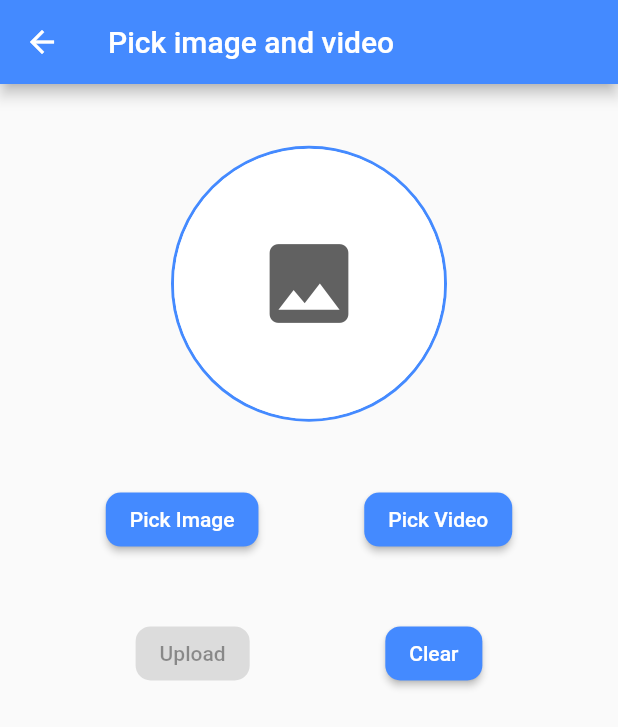
After one commit to Ambibuzz/ebuzz, a Flutter app: the FileUpload screen opened directly, after a tap on "Pick Image", on a phone screen of 412 x 824 dp. The commit adds this screen. Shown: the top 727 px of the screen. Run offline on Flutter 3.47's test engine with Material 2 defaults, Android fonts, the phone set to English and light mode, and no system bars; our stand-ins replace dio, flutter_spinkit, flutter_typeahead, fluttertoast, get, image_picker and 1 more; missing offline and left inert: autocomplete_textfield, flutter_barcode_scanner, thumbnails; accounts and stored records are empty.

Commit message:
file upload and api 30 support

```diff
--- /dev/null
+++ b/lib/common/round_button.dart
@@ -0,0 +1,32 @@
+import 'package:flutter/material.dart';
+
+class RoundButton extends StatefulWidget {
+  final Function onPressed;
+  final Widget child;
+  final Color primaryColor;
+  final Color onPrimaryColor;
+  const RoundButton(
+      {@required this.onPressed,
+      @required this.child,
+      @required this.primaryColor,
+      @required this.onPrimaryColor});
+
+  @override
+  _RoundButtonState createState() => _RoundButtonState();
+}
+
+class _RoundButtonState extends State<RoundButton> {
+  @override
+  Widget build(BuildContext context) {
+    return ElevatedButton(
+      onPressed: widget.onPressed,
+      child: widget.child,
+      style: ElevatedButton.styleFrom(
+        primary: widget.primaryColor,
+        onPrimary: widget.onPrimaryColor,
+        shape: const RoundedRectangleBorder(
+            borderRadius: BorderRadius.all(Radius.circular(10))),
+      ),
+    );
+  }
+}
--- a/lib/exception/custom_exception.dart
+++ b/lib/exception/custom_exception.dart
@@ -12,7 +12,7 @@ exception(e) {
     if (e is DioError) {
       switch (e.type) {
         case DioErrorType.SEND_TIMEOUT:
-          fluttertoast(whiteColor, blueAccent, 'Send Timeout');
+          fluttertoast(whiteColor, blueAccent, 'Send Timeout',);
           break;
         case DioErrorType.CANCEL:
           fluttertoast(whiteColor, blueAccent, 'Request Cancelled');
--- /dev/null
+++ b/lib/fileupload/file_upload.dart
@@ -0,0 +1,196 @@
+import 'dart:io';
+import 'package:ebuzz/common/colors.dart';
+import 'package:ebuzz/common/display_helper.dart';
+import 'package:ebuzz/common/round_button.dart';
+import 'package:ebuzz/fileupload/file_upload_service.dart';
+import 'package:ebuzz/item/service/item_api_service.dart';
+import 'package:flutter/material.dart';
+import 'package:image_picker/image_picker.dart';
+import 'package:path_provider/path_provider.dart';
+import 'package:thumbnails/thumbnails.dart';
+
+class FileUpload extends StatefulWidget {
+  @override
+  _FileUploadState createState() => _FileUploadState();
+}
+
+class _FileUploadState extends State<FileUpload> {
+  bool _uploadDisabled = true;
+  FileUploadService _fileUploadService = FileUploadService();
+  // ItemApiService _itemApiService = ItemApiService();
+  File _file;
+  String _videothumb;
+  final picker = ImagePicker();
+
+  Future getImageFromCamera() async {
+    setState(() {
+      _videothumb = null;
+    });
+    final pickedFile = await picker.getImage(source: ImageSource.camera);
+
+    if (pickedFile != null) {
+      _videothumb = null;
+      _file = File(pickedFile.path);
+      _uploadDisabled = false;
+      setState(() {});
+    } else {
+      print('No image selected.');
+    }
+  }
+
+  Future getVideoFromCamera() async {
+    final pickedFile = await picker.getVideo(source: ImageSource.camera);
+    if (pickedFile != null) {
+      _file = File(pickedFile.path);
+      _videothumb = await _getVideoThumbnail(_file.path);
+      _uploadDisabled = false;
+      setState(() {});
+    } else {
+      print('No video selected.');
+    }
+  }
+
+  Future getImageFromGallery() async {
+    final pickedFile = await picker.getImage(source: ImageSource.gallery);
+    if (pickedFile != null) {
+      _videothumb = null;
+      _file = File(pickedFile.path);
+      _uploadDisabled = false;
+      setState(() {});
+    } else {
+      print('No image selected.');
+    }
+  }
+
+  Future getVideoFromGallery() async {
+    final pickedFile = await picker.getImage(source: ImageSource.gallery);
+    if (pickedFile != null) {
+      _file = File(pickedFile.path);
+      _videothumb = await _getVideoThumbnail(_file.path);
+      _uploadDisabled = false;
+      setState(() {});
+    } else {
+      print('No video selected.');
+    }
+  }
+
+  Future<String> _getVideoThumbnail(String videoPathUrl) async {
+    var appDocDir = await getApplicationDocumentsDirectory();
+    final folderPath = appDocDir.path;
+    String thumb = await Thumbnails.getThumbnail(
+        thumbnailFolder: folderPath,
+        videoFile: videoPathUrl,
+        imageType:
+            ThumbFormat.PNG, //this image will store in created folderpath
+        quality: 30);
+    print(thumb);
+    return thumb;
+  }
+
+
+  void fileUpload() async {
+    if (_file != null) {
+      await _fileUploadService.postFileData(_file);
+      setState(() {});
+    }
+  }
+
+  @override
+  void initState() {
+    super.initState();
+  }
+
+  @override
+  Widget build(BuildContext context) {
+    return Scaffold(
+      appBar: AppBar(
+        backgroundColor: blueAccent,
+        title: Text('Pick image and video'),
+      ),
+      body: Column(
+        crossAxisAlignment: CrossAxisAlignment.center,
+        children: [
+          Column(
+            children: [
+            ],
+          ),
+          SizedBox(
+            height: displayHeight(context) * 0.05,
+          ),
+          _file == null
+              ? Container(
+                  decoration: BoxDecoration(
+                      shape: BoxShape.circle,
+                      border: Border.all(color: blueAccent, width: 2)),
+                  child: CircleAvatar(
+                    backgroundColor: Colors.white,
+                    radius: 90,
+                    child: Icon(
+                      Icons.image,
+                      color: greyDarkColor,
+                      size: 70,
+                    ),
+                  ),
+                )
+              : CircleAvatar(
+                  backgroundColor: Colors.white,
+                  radius: 90,
+                  child: _videothumb != null
+                      ? CircleAvatar(
+                          radius: 90,
+                          backgroundColor: Colors.white,
+                          backgroundImage: FileImage(File(_videothumb)),
+                        )
+                      : CircleAvatar(
+                          radius: 90,
+                          backgroundColor: Colors.white,
+                          backgroundImage: FileImage(_file),
+                        ),
+                ),
+          SizedBox(
+            height: displayHeight(context) * 0.05,
+          ),
+          Row(
+            mainAxisAlignment: MainAxisAlignment.spaceEvenly,
+            children: [
+              RoundButton(
+                  onPressed: getImageFromCamera,
+                  child: Text('Pick Image'),
+                  primaryColor: blueAccent,
+                  onPrimaryColor: whiteColor),
+              RoundButton(
+                  onPressed: getVideoFromCamera,
+                  child: Text('Pick Video'),
+                  primaryColor: blueAccent,
+                  onPrimaryColor: whiteColor),
+            ],
+          ),
+          SizedBox(
+            height: displayHeight(context) * 0.05,
+          ),
+          Row(
+            mainAxisAlignment: MainAxisAlignment.spaceEvenly,
+            children: [
+              RoundButton(
+                  onPressed: _uploadDisabled ? null : fileUpload,
+                  child: Text('Upload'),
+                  primaryColor: _uploadDisabled ? greyColor : blueAccent,
+                  onPrimaryColor: whiteColor),
+              RoundButton(
+                  onPressed: () {
+                    // _image = null;
+                    // _video = null;
+                    _file = null;
+                    _uploadDisabled = true;
+                    setState(() {});
+                  },
+                  child: Text('Clear'),
+                  primaryColor: blueAccent,
+                  onPrimaryColor: whiteColor),
+            ],
+          ),
+        ],
+      ),
+    );
+  }
+}
--- a/lib/home/ui/home.dart
+++ b/lib/home/ui/home.dart
@@ -3,6 +3,7 @@ import 'dart:io';
 import 'package:ebuzz/common/circular_progress.dart';
 import 'package:ebuzz/common/colors.dart';
 import 'package:ebuzz/common/navigations.dart';
+import 'package:ebuzz/fileupload/file_upload.dart';
 import 'package:ebuzz/home/service/home_service.dart';
 import 'package:ebuzz/item/ui/item_ui.dart';
 import 'package:ebuzz/leavebalance/ui/leave_balance_ui.dart';
@@ -208,6 +209,7 @@ class _HomeState extends State<Home> with WidgetsBindingObserver {
           cardUi('Quality Inspection', QualityInspectionListUi()),
           cardUi('Stock Entry', StockEntryList()),
           cardUi('Sales Order', SalesOrderListUi()),
+          cardUi('File Upload', FileUpload()),
         ],
       ),
     );
--- a/lib/item/service/item_api_service.dart
+++ b/lib/item/service/item_api_service.dart
@@ -105,7 +105,6 @@ class ItemApiService {
   Future<Product> getData(String text) async {
     try {
       Dio _dio = await BaseDio().getBaseDio();
-
       final String url = itemDataUrl(text);
       final response = await _dio.get(
         url,
--- a/lib/leavelist/ui/leave_list_ui.dart
+++ b/lib/leavelist/ui/leave_list_ui.dart
@@ -21,7 +21,6 @@ class _EmployeeLeaveUiState extends State<EmployeeLeaveUi> {
   List<String> employeeList = [];
   TextEditingController searchController = TextEditingController();
   GlobalKey<AutoCompleteTextFieldState<String>> key = GlobalKey();
-
   bool apicall = false;
   List<EmployeeLeave> employeeLeaveList;
   EmployeeApiService _employeeApiService = EmployeeApiService();
--- a/lib/qualityinspection/ui/qiform2.dart
+++ b/lib/qualityinspection/ui/qiform2.dart
@@ -81,7 +81,6 @@ class _QiForm2State extends State<QiForm2> {
   Widget build(BuildContext context) {
     return Scaffold(
       resizeToAvoidBottomInset: true,
-      resizeToAvoidBottomPadding: true,
       appBar: PreferredSize(
         preferredSize: Size.fromHeight(displayWidth(context) > 600 ? 80 : 55),
         child: CustomAppBar(
--- a/lib/util/apiurls.dart
+++ b/lib/util/apiurls.dart
@@ -14,11 +14,11 @@ String barcodeUrl(String text) {
   return '/api/method/erpnext.stock.doctype.quick_stock_balance.quick_stock_balance.get_stock_item_details?warehouse=&date=&barcode=$text';
 }
 
-String companyListUrl(){
+String companyListUrl() {
   return '/api/resource/Company?fields=["*"]&limit_page_length=*';
 }
 
-String customerListUrl(){
+String customerListUrl() {
   return '/api/resource/Customer?fields=["*"]&limit_page_length=*';
 }
 
@@ -29,6 +29,15 @@ String deliveryNoteUrl() {
 String deliveryNoteDataUrl(String text) {
   return '/api/resource/Delivery%20Note/$text';
 }
+
+String fileUploadUrl2() {
+  return '/api/resource/Image%20Upload';
+}
+
+String fileUploadUrl() {
+  return '/api/method/upload_file';
+}
+
 
 String employeeListUrl() {
   return '/api/resource/Leave%20Application/?fields=["employee_name"]&limit_page_length=*';
@@ -126,15 +135,15 @@ String salesInvoiceDataUrl(String text) {
   return '/api/resource/Sales%20Invoice/$text';
 }
 
-String salesOrderListUrl(){
+String salesOrderListUrl() {
   return '/api/resource/Sales%20Order?fields=["*"]&limit_page_length=*';
 }
 
-String salesOrderDetailUrl(String text){
+String salesOrderDetailUrl(String text) {
   return '/api/resource/Sales%20Order/$text';
 }
 
-String salesOrderUrl(){
+String salesOrderUrl() {
   return '/api/resource/Sales%20Order';
 }
 
```
Also changed, not shown: lib/fileupload/file_upload_service.dart (added, +61 -0 lines), pubspec.yaml (+8 -4 lines), pubspec.lock, 7 other files.
